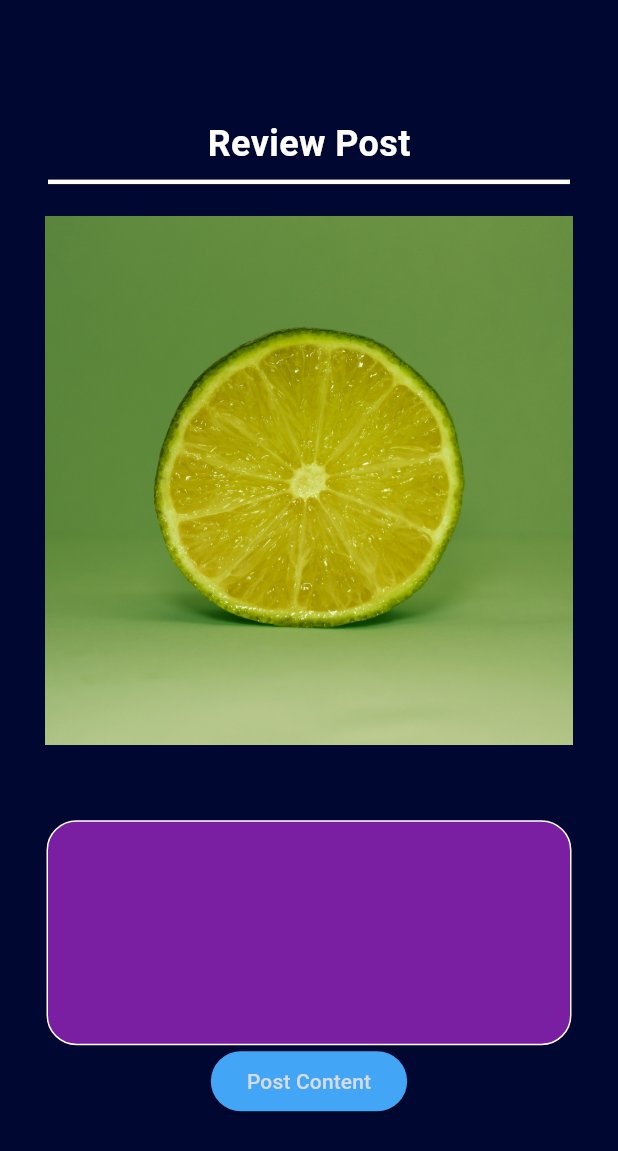
After one commit to WillingDev0812/Blend, a Flutter app: the PostingOverviewPage screen opened directly, on a phone screen of 412 x 824 dp. The commit adds this screen. Shown: the top 1151 px of the screen. Run offline on Flutter 3.47's test engine with Material 3 defaults, Android fonts, the phone set to English and light mode, and no system bars; our stand-ins replace cloud_firestore, curved_navigation_bar, firebase_auth, firebase_core, flex_color_scheme, google_sign_in and 1 more; accounts and stored records are empty.

Commit message:
created page to overview details entered for the post

```diff
--- a/blend/lib/main.dart
+++ b/blend/lib/main.dart
@@ -23,6 +23,7 @@ import 'pages/auth/register.dart';
 import 'pages/navPages/posting/platforms.dart';
 import 'pages/navPages/posting/caption.dart';
 import 'pages/navPages/posting/media.dart';
+import 'pages/navPages/posting/overview_post.dart';
 
 void main() async {
   // Make sure everything is loaded
@@ -77,6 +78,7 @@ class _MyAppState extends State<MyApp> {
                   ProfilePage(), //3
                   PostingCaptionPage(), //4
                   PostingMediaPage(), //5
+                  PostingOverviewPage(), //6
                 ],
               ),
               bottomNavigationBar: CurvedNavigationBar(
--- a/blend/lib/pages/navPages/posting/media.dart
+++ b/blend/lib/pages/navPages/posting/media.dart
@@ -9,7 +9,9 @@ class PostingMediaPage extends StatelessWidget {
   Widget build(BuildContext context) {
     final provider = Provider.of<GlobalProvider>(context);
 
-    return Center(
+    return Scaffold(
+      body: SafeArea(
+        child: Center(
           child: Column(
             mainAxisAlignment: MainAxisAlignment.center,
             children: [
@@ -22,7 +24,7 @@ class PostingMediaPage extends StatelessWidget {
                 },
               ),
               Container(
-            margin: EdgeInsets.only(right: 10.0, left: 10.0),
+                margin: EdgeInsets.symmetric(horizontal: 15.0),
                 child: Row(
                   mainAxisAlignment: MainAxisAlignment.end,
                   children: [
@@ -45,6 +47,8 @@ class PostingMediaPage extends StatelessWidget {
                 ),
               ),
             ],
+          ),
+        ),
       ),
     );
   }
--- /dev/null
+++ b/blend/lib/pages/navPages/posting/overview_post.dart
@@ -0,0 +1,77 @@
+import 'package:flutter/material.dart';
+import 'package:provider/provider.dart';
+import 'package:blend/global_provider.dart';
+import 'media.dart';
+
+class PostingOverviewPage extends StatelessWidget {
+  @override
+  Widget build(BuildContext context) {
+    final provider = Provider.of<GlobalProvider>(context);
+
+    return Scaffold(
+      body: SafeArea(
+        child: Center(
+          child: SingleChildScrollView(
+            child: Padding(
+              padding: EdgeInsets.symmetric(horizontal: 20.0),
+              child: Center(
+                child: Column(
+                  mainAxisAlignment: MainAxisAlignment.center,
+                  children: [
+                    Title(
+                      color: Color(0xFFFFFFFF),
+                      child: Text(
+                        "Review Post",
+                        style: TextStyle(
+                          fontSize: 24.0,
+                          fontWeight: FontWeight.bold,
+                          color: Color.fromARGB(255, 255, 255, 255),
+                        ),
+                      ),
+                    ),
+                    Divider(
+                      color: Color.fromARGB(255, 255, 255, 255),
+                      thickness: 3.0,
+                      indent: 12.0,
+                      endIndent: 12.0,
+                    ),
+                    SizedBox(
+                      height: 15,
+                    ),
+                    ImageContainer(provider: provider),
+                    SizedBox(height: 50),
+                    Container(
+                      padding: EdgeInsets.all(10.0),
+                      width: 350,
+                      height: 150,
+                      decoration: BoxDecoration(
+                        color: Colors.purple[700],
+                        border: Border.all(color: Colors.white),
+                        borderRadius: BorderRadius.all(
+                          Radius.circular(20.0),
+                        ),
+                      ),
+                      child: Text(
+                        provider.postCaption,
+                        style: TextStyle(fontSize: 14.0),
+                      ),
+                    ),
+                    ElevatedButton(
+                      style: ElevatedButton.styleFrom(
+                          backgroundColor: Colors.blue[400]),
+                      child: Text('Post Content'),
+                      onPressed: () {
+                        print('Post the Content');
+                        // provider.goToPage(6);
+                      },
+                    ),
+                  ],
+                ),
+              ),
+            ),
+          ),
+        ),
+      ),
+    );
+  }
+}
```
Lines whose indentation alone changed are shown as unchanged.
